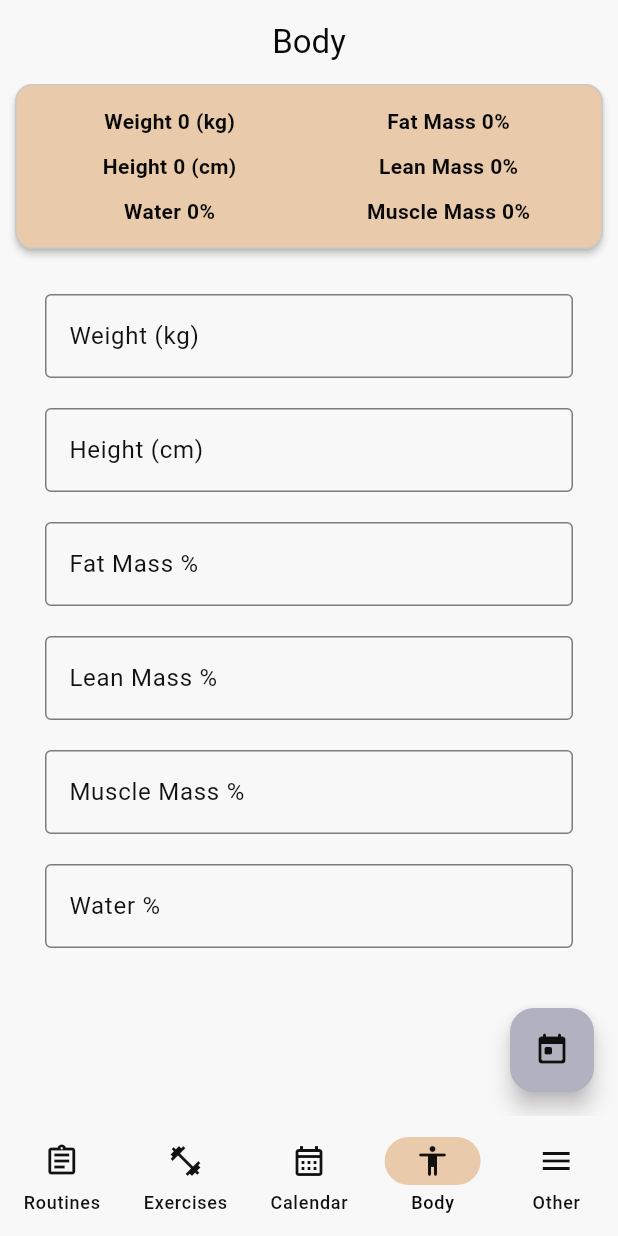
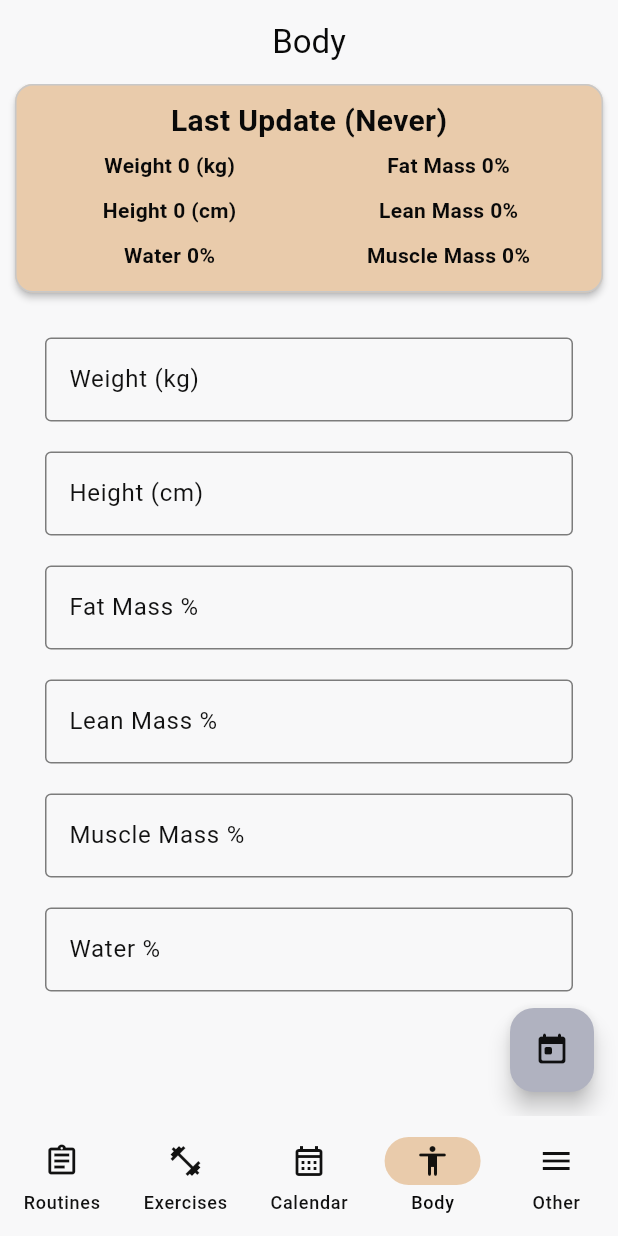
Before and after one commit to geppoo/workout-tracker, a Flutter app: the screen it shows after launch, item 4 of the bottom bar chosen, on a phone screen of 412 x 824 dp. Run offline on Flutter 3.47's test engine with Material 3 defaults, Android fonts, the phone set to English and light mode, and no system bars; our stand-ins replace image_picker, settings_ui, table_calendar; missing offline and left inert: flex_color_picker.

```diff
--- a/lib/screens/body.dart
+++ b/lib/screens/body.dart
@@ -7,7 +7,6 @@ import 'package:workout_tracker/models/body_list_model.dart';
 
 import '../models/body_model.dart';
 import '../theme/theme_provider.dart';
-import '../widgets/bottom_navbar.dart';
 
 class Body extends StatefulWidget {
   const Body({super.key});
@@ -35,14 +34,9 @@ class _BodyState extends State<Body> {
       ),
       body: Consumer<BodyListModel>(
         builder: (context, bodyListModel, child) {
-          BodyModel todayBody = bodyListModel.bodyTrack.firstWhere(
-            (bodyTrack) =>
-                formatter.format(bodyTrack.day) ==
-                formatter.format(DateTime.now()),
-            orElse: () => bodyListModel.bodyTrack.isNotEmpty
+          BodyModel lastBodyTrack = bodyListModel.bodyTrack.isNotEmpty
               ? bodyListModel.bodyTrack.last
-                : BodyModel(1, DateTime.now(), 0, 0, 0, 0, 0, 0),
-          );
+              : BodyModel(1, DateTime.now(), 0, 0, 0, 0, 0, 0);
           return SafeArea(
             child: SingleChildScrollView(
               child: Column(
@@ -60,7 +54,19 @@ class _BodyState extends State<Body> {
                         .secondaryContainer,
                     child: Padding(
                       padding: const EdgeInsets.all(10),
-                      child: Row(
+                      child: Column(
+                        mainAxisAlignment: MainAxisAlignment.center,
+                        children: [
+                          Center(
+                            child: Text(
+                              "Last Update (${bodyListModel.bodyTrack.isEmpty ? "Never" : formatter.format(lastBodyTrack.day)})",
+                              style: const TextStyle(
+                                fontWeight: FontWeight.bold,
+                                fontSize: 20,
+                              ),
+                            ),
+                          ),
+                          Row(
                             mainAxisAlignment: MainAxisAlignment.center,
                             children: [
                               Expanded(
@@ -71,21 +77,21 @@ class _BodyState extends State<Body> {
                                     Padding(
                                       padding: const EdgeInsets.all(5),
                                       child: Text(
-                                    "Weight ${todayBody.weight.toString().replaceAll(regex, "")} (kg)",
+                                        "Weight ${lastBodyTrack.weight.toString().replaceAll(regex, "")} (kg)",
                                         style: cardTextStyle,
                                       ),
                                     ),
                                     Padding(
                                       padding: const EdgeInsets.all(5),
                                       child: Text(
-                                    "Height ${todayBody.height.toString().replaceAll(regex, "")} (cm)",
+                                        "Height ${lastBodyTrack.height.toString().replaceAll(regex, "")} (cm)",
                                         style: cardTextStyle,
                                       ),
                                     ),
                                     Padding(
                                       padding: const EdgeInsets.all(5),
                                       child: Text(
-                                    "Water ${todayBody.water.toString().replaceAll(regex, "")}%",
+                                        "Water ${lastBodyTrack.water.toString().replaceAll(regex, "")}%",
                                         style: cardTextStyle,
                                       ),
                                     ),
@@ -100,26 +106,28 @@ class _BodyState extends State<Body> {
                                     Padding(
                                       padding: const EdgeInsets.all(5),
                                       child: Text(
-                                    "Fat Mass ${todayBody.fatMass.toString().replaceAll(regex, "")}%",
+                                        "Fat Mass ${lastBodyTrack.fatMass.toString().replaceAll(regex, "")}%",
                                         style: cardTextStyle,
                                       ),
                                     ),
                                     Padding(
                                       padding: const EdgeInsets.all(5),
                                       child: Text(
-                                    "Lean Mass ${todayBody.leanMass.toString().replaceAll(regex, "")}%",
+                                        "Lean Mass ${lastBodyTrack.leanMass.toString().replaceAll(regex, "")}%",
                                         style: cardTextStyle,
                                       ),
                                     ),
                                     Padding(
                                       padding: const EdgeInsets.all(5),
                                       child: Text(
-                                    "Muscle Mass ${todayBody.muscleMass.toString().replaceAll(regex, "")}%",
+                                        "Muscle Mass ${lastBodyTrack.muscleMass.toString().replaceAll(regex, "")}%",
                                         style: cardTextStyle,
                                       ),
                                     ),
                                   ],
                                 ),
+                              ),
+                            ],
                           ),
                         ],
                       ),
--- a/lib/screens/calendar.dart
+++ b/lib/screens/calendar.dart
@@ -8,7 +8,6 @@ import 'package:table_calendar/table_calendar.dart';
 import '../models/calendar_event_list_model.dart';
 import '../models/calendar_event_model.dart';
 import '../theme/theme_provider.dart';
-import '../widgets/bottom_navbar.dart';
 import 'edit_calendar_event.dart';
 
 class Calendar extends StatefulWidget {
@@ -115,7 +114,6 @@ class _CalendarState extends State<Calendar> {
       _rangeSelectionMode = RangeSelectionMode.toggledOn;
     });
 
-    // `start` or `end` could be null
     if (start != null && end != null) {
       _selectedEvents = _getEventsForRange(start, end);
     } else if (start != null) {
--- a/lib/screens/edit_routine.dart
+++ b/lib/screens/edit_routine.dart
@@ -613,7 +613,7 @@ class _EditRoutineState extends State<EditRoutine>
                                 iconSize: 30,
                                 icon: const Icon(Icons.done_rounded),
                                 onPressed: () {
-                                  toggleItemSelection(data);
+                                  toggleItemSelection(data.exercise);
                                 },
                               ),
                             )
@@ -623,7 +623,7 @@ class _EditRoutineState extends State<EditRoutine>
                                 iconSize: 30,
                                 icon: const Icon(Icons.assignment_outlined),
                                 onPressed: () {
-                                  toggleItemSelection(data);
+                                  toggleItemSelection(data.exercise);
                                 },
                               ),
                             ),
--- a/pubspec.yaml
+++ b/pubspec.yaml
@@ -45,6 +45,7 @@ dependencies:
   table_calendar: ^3.1.2
   collection: any
   intl: ^0.19.0
+  settings_ui: ^2.0.2
 
 dev_dependencies:
   flutter_test:
```
Also changed, not shown: lib/screens/other.dart (+37 -28 lines), pubspec.lock. Lines whose indentation alone changed are shown as unchanged.
